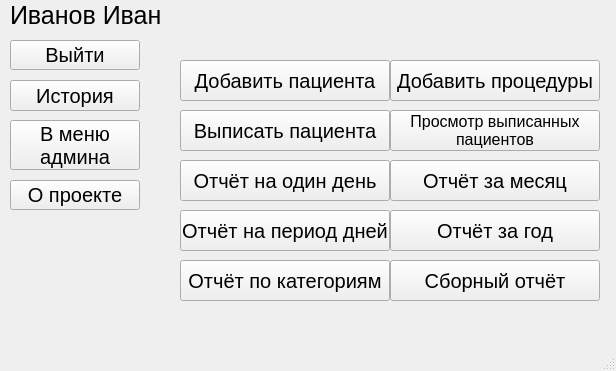
This is data/design/form_main_menu.ui in PolkovnikovPavel/collection_lfk as Qt 5 draws it before an edit. The edited form follows.
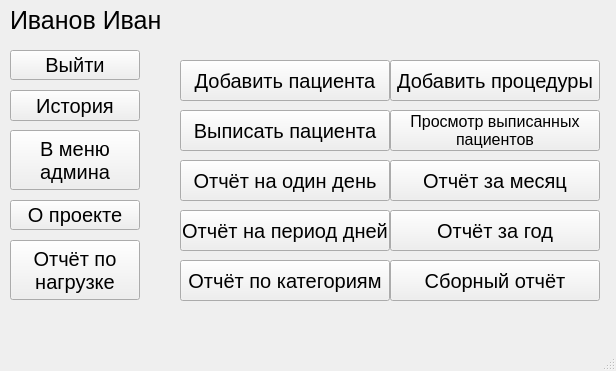
This is the edited form.

Diff of the .ui file:
```diff
--- a/data/design/form_main_menu.ui
+++ b/data/design/form_main_menu.ui
@@ -20,7 +20,7 @@
       <x>10</x>
       <y>0</y>
       <width>580</width>
-      <height>31</height>
+      <height>40</height>
      </rect>
     </property>
     <property name="font">
@@ -36,7 +36,7 @@
     <property name="geometry">
      <rect>
       <x>10</x>
-      <y>40</y>
+      <y>50</y>
       <width>130</width>
       <height>30</height>
      </rect>
@@ -74,7 +74,7 @@
     <property name="geometry">
      <rect>
       <x>10</x>
-      <y>80</y>
+      <y>90</y>
       <width>130</width>
       <height>31</height>
      </rect>
@@ -95,9 +95,9 @@
     <property name="geometry">
      <rect>
       <x>10</x>
-      <y>120</y>
+      <y>130</y>
       <width>130</width>
-      <height>50</height>
+      <height>60</height>
      </rect>
     </property>
     <property name="font">
@@ -298,7 +298,7 @@
     <property name="geometry">
      <rect>
       <x>10</x>
-      <y>180</y>
+      <y>200</y>
       <width>130</width>
       <height>30</height>
      </rect>
@@ -312,6 +312,25 @@
      <string>О проекте</string>
     </property>
    </widget>
+   <widget class="QPushButton" name="report_7">
+    <property name="geometry">
+     <rect>
+      <x>10</x>
+      <y>240</y>
+      <width>130</width>
+      <height>60</height>
+     </rect>
+    </property>
+    <property name="font">
+     <font>
+      <pointsize>15</pointsize>
+     </font>
+    </property>
+    <property name="text">
+     <string>Отчёт по
+нагрузке</string>
+    </property>
+   </widget>
   </widget>
   <widget class="QMenuBar" name="menubar">
    <property name="geometry">
```
